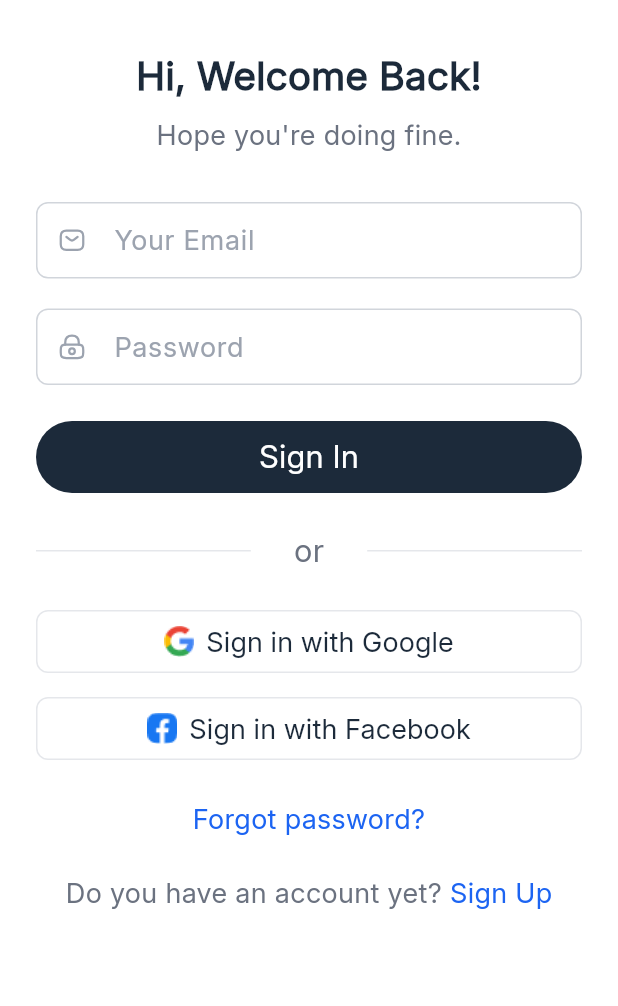
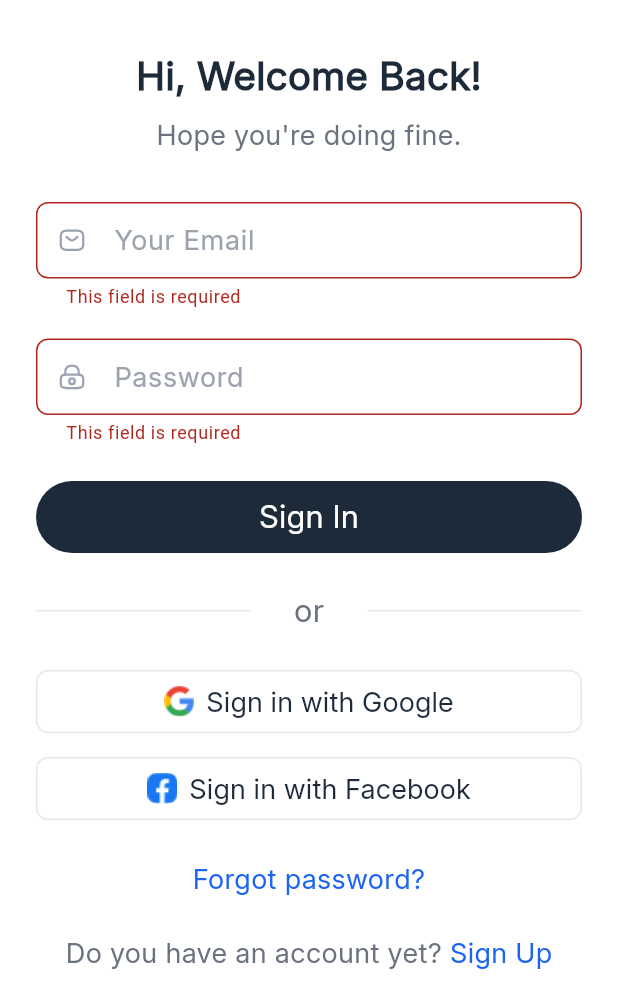
Before and after one commit to Kolass2004/HealthPal, a Flutter app: the SignInView screen opened by its route, after a tap on "Sign In", on a phone screen of 412 x 824 dp, the part 230-1236 px from its top. Run offline on Flutter 3.47's test engine with Material 3 defaults, Android fonts, the phone set to English and light mode, and no system bars; our stand-ins replace bloc, device_preview, firebase_auth, firebase_core, flutter_bloc, flutter_svg and 4 more; accounts and stored records are empty.

Commit message:
completed sign in logic

```diff
--- a/lib/views/sign_in_view.dart
+++ b/lib/views/sign_in_view.dart
@@ -1,4 +1,6 @@
 import 'package:flutter/material.dart';
+import 'package:flutter_bloc/flutter_bloc.dart';
+import 'package:health_pal/cubits/sign_in_cubit/sign_in_cubit.dart';
 import 'package:health_pal/utils/app_colors.dart';
 import 'package:health_pal/widgets/sign_in_view_body.dart';
 
@@ -7,10 +9,13 @@ class SignInView extends StatelessWidget {
 
   @override
   Widget build(BuildContext context) {
-    return const SafeArea(
-      child: Scaffold(
-        backgroundColor: AppColors.secondaryColor,
-        body: SignInViewBody(),
+    return SafeArea(
+      child: BlocProvider(
+        create: (context) => SignInCubit(),
+        child: const Scaffold(
+          backgroundColor: AppColors.secondaryColor,
+          body: SignInViewBody(),
+        ),
       ),
     );
   }
--- a/lib/widgets/sign_in_text_fields.dart
+++ b/lib/widgets/sign_in_text_fields.dart
@@ -6,7 +6,11 @@ import 'package:health_pal/widgets/custom_text_field.dart';
 class SignInTextFields extends StatelessWidget {
   const SignInTextFields({
     super.key,
+    required this.passwordController,
+    required this.emailController,
   });
+
+  final TextEditingController emailController, passwordController;
 
   @override
   Widget build(BuildContext context) {
@@ -15,9 +19,16 @@ class SignInTextFields extends StatelessWidget {
       child: Column(
         children: [
           CustomTextField(
-            controller: TextEditingController(),
+            controller: emailController,
             textFieldModel: TextFieldModel(
               hint: "Your Email",
+              validator: (value) {
+                if (value!.isEmpty) {
+                  return "This field is required";
+                } else {
+                  return null;
+                }
+              },
               icon: Assets.assetsEmailIcon,
             ),
           ),
@@ -25,9 +36,16 @@ class SignInTextFields extends StatelessWidget {
             height: 20,
           ),
           CustomTextField(
-            controller: TextEditingController(),
+            controller: passwordController,
             textFieldModel: TextFieldModel(
               hint: "Password",
+              validator: (value) {
+                if (value!.isEmpty) {
+                  return "This field is required";
+                } else {
+                  return null;
+                }
+              },
               icon: Assets.assetsLockIcon,
             ),
           ),
--- a/lib/widgets/sign_in_view_body.dart
+++ b/lib/widgets/sign_in_view_body.dart
@@ -1,23 +1,48 @@
 import 'package:flutter/material.dart';
+import 'package:flutter_bloc/flutter_bloc.dart';
 import 'package:flutter_svg/svg.dart';
 import 'package:go_router/go_router.dart';
+import 'package:health_pal/cubits/sign_in_cubit/sign_in_cubit.dart';
 import 'package:health_pal/utils/app_colors.dart';
 import 'package:health_pal/utils/app_router.dart';
 import 'package:health_pal/utils/app_styles.dart';
 import 'package:health_pal/utils/assets.dart';
+import 'package:health_pal/utils/show_toast.dart';
 import 'package:health_pal/widgets/custom_button.dart';
+import 'package:health_pal/widgets/loading_button.dart';
 import 'package:health_pal/widgets/logo_text.dart';
 import 'package:health_pal/widgets/or_line_widget.dart';
 import 'package:health_pal/widgets/sign_in_text_fields.dart';
 import 'package:health_pal/widgets/social_media_button.dart';
 import 'package:health_pal/widgets/switch_between_sign_in_up.dart';
+import 'package:toastification/toastification.dart';
 
-class SignInViewBody extends StatelessWidget {
+class SignInViewBody extends StatefulWidget {
   const SignInViewBody({super.key});
+
+  @override
+  State<SignInViewBody> createState() => _SignInViewBodyState();
+}
+
+class _SignInViewBodyState extends State<SignInViewBody> {
+  GlobalKey<FormState> formKey = GlobalKey();
+  TextEditingController emailController = TextEditingController();
+  TextEditingController passwordController = TextEditingController();
+  AutovalidateMode autovalidateMode = AutovalidateMode.disabled;
+
+  @override
+  void dispose() {
+    super.dispose();
+    emailController.dispose();
+    passwordController.dispose();
+  }
 
   @override
   Widget build(BuildContext context) {
     return SingleChildScrollView(
+      child: Form(
+        key: formKey,
+        autovalidateMode: autovalidateMode,
         child: Column(
           crossAxisAlignment: CrossAxisAlignment.stretch,
           children: [
@@ -57,19 +82,52 @@ class SignInViewBody extends StatelessWidget {
             const SizedBox(
               height: 32,
             ),
-          const SignInTextFields(),
+            SignInTextFields(
+              emailController: emailController,
+              passwordController: passwordController,
+            ),
             const SizedBox(
               height: 24,
             ),
-          Padding(
+            BlocConsumer<SignInCubit, SignInState>(
+              listener: (context, state) {
+                if (state is SignInSuccess) {
+                  GoRouter.of(context).push(AppRouter.homeView);
+                }
+                if (state is SignInFailure) {
+                  showToast(
+                    state.titleErrorMessage,
+                    state.descriptionErrMessage,
+                    ToastificationType.error,
+                    context,
+                  );
+                }
+              },
+              builder: (context, state) {
+                SignInCubit signInCubit = BlocProvider.of<SignInCubit>(context);
+                if (state is SignInLoading) {
+                  return const Padding(
+                    padding: EdgeInsets.symmetric(horizontal: 24),
+                    child: SizedBox(
+                      height: 48,
+                      child: LoadingButton(),
+                    ),
+                  );
+                } else {
+                  return Padding(
                     padding: const EdgeInsets.symmetric(horizontal: 24),
                     child: SizedBox(
                       height: 48,
                       child: CustomButton(
                         title: "Sign In",
-                onPressed: () {},
+                        onPressed: () {
+                          signInMethode(signInCubit);
+                        },
                       ),
                     ),
+                  );
+                }
+              },
             ),
             const SizedBox(
               height: 24,
@@ -132,6 +190,25 @@ class SignInViewBody extends StatelessWidget {
             ),
           ],
         ),
+      ),
     );
   }
+
+  void signInMethode(SignInCubit signInCubit) {
+    if (formKey.currentState!.validate()) {
+      formKey.currentState!.save();
+      signInCubit.logInUserMethode(
+        email: emailController.text,
+        password: passwordController.text,
+      );
+      autovalidateMode = AutovalidateMode.disabled;
+      emailController.clear();
+      passwordController.clear();
+      setState(() {});
+    } else {
+      autovalidateMode = AutovalidateMode.always;
+
+      setState(() {});
     }
+  }
+}
```
Also changed, not shown: lib/utils/app_router.dart (+27 -0 lines), lib/views/home_view.dart (added, +14 -0 lines). Lines whose indentation alone changed are shown as unchanged.
